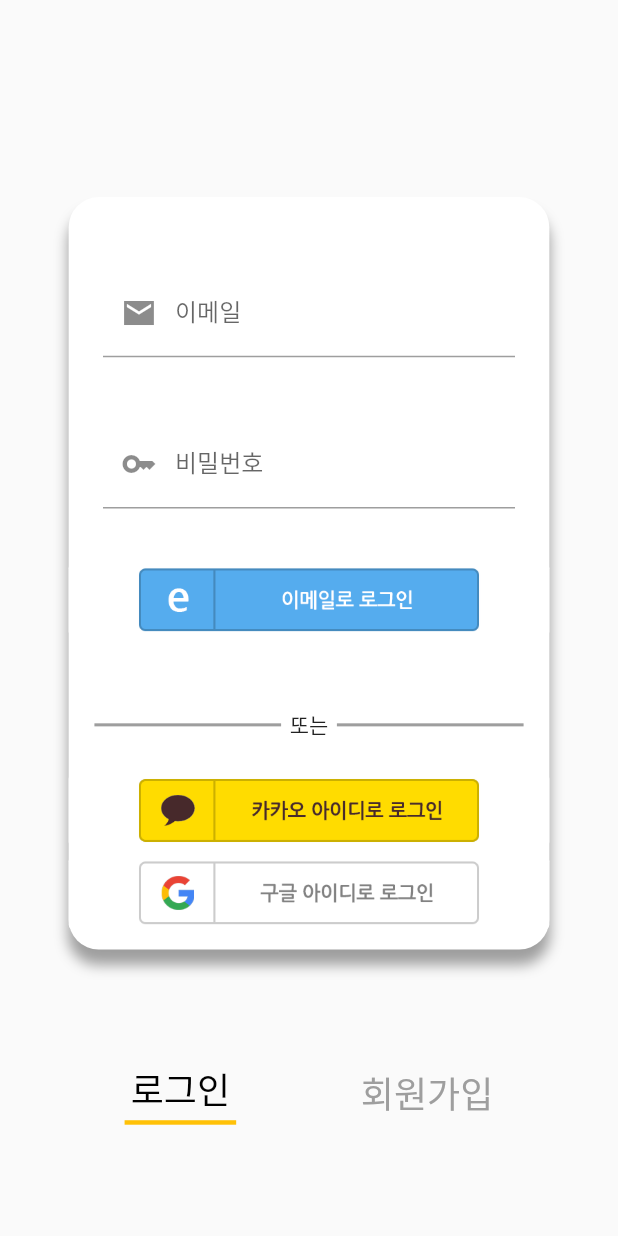
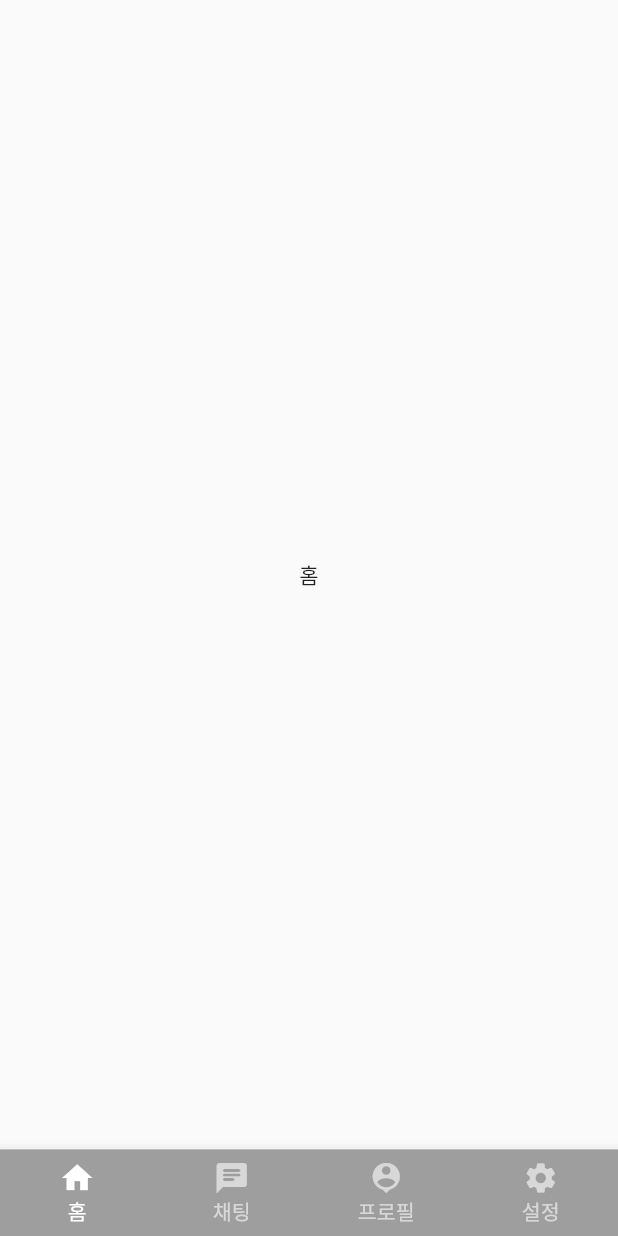
Before and after one commit to sunsu2737/stepping_stone, a Flutter app: the screen it shows after launch, on a phone screen of 412 x 824 dp. Run offline on Flutter 3.47's test engine with Material 2 defaults, Android fonts, the light colour scheme and no system bars; our stand-ins replace flutter_screenutil.

Commit message:
홈스크린 기본셋팅

```diff
--- a/lib/main.dart
+++ b/lib/main.dart
@@ -1,5 +1,6 @@
 import 'package:flutter/material.dart';
 import 'package:flutter_screenutil/flutter_screenutil.dart';
+import 'package:stepping_stone_app/screens/home_screen.dart';
 import 'package:stepping_stone_app/screens/login_screen.dart';
 
 void main() {
@@ -17,9 +18,10 @@ class MyApp extends StatelessWidget {
       builder: (context, child) => MaterialApp(
         title: 'Stepping Ston',
         theme: ThemeData(primarySwatch: Colors.grey),
-        initialRoute: '/login',
+        initialRoute: '/home',
         routes: {
           '/login': (context) => LoginScreen(),
+          '/home':(context) => HomeScreen()
         },
       ),
     );
--- /dev/null
+++ b/lib/screens/home_screen.dart
@@ -0,0 +1,69 @@
+import 'package:flutter/material.dart';
+import 'package:flutter_screenutil/flutter_screenutil.dart';
+import 'package:stepping_stone_app/tabs/chatting_tab.dart';
+import 'package:stepping_stone_app/tabs/home_tab.dart';
+import 'package:stepping_stone_app/tabs/profile_tab.dart';
+import 'package:stepping_stone_app/tabs/setting_tab.dart';
+
+class HomeScreen extends StatefulWidget {
+  const HomeScreen({Key? key}) : super(key: key);
+
+  @override
+  _HomeScreenState createState() => _HomeScreenState();
+}
+
+class _HomeScreenState extends State<HomeScreen> {
+  int _index = 0;
+  final _tabs = [
+    HomeTab(),
+    ChattingTab(),
+    ProfileTab(),
+    SettingTab()
+  ];
+  @override
+  Widget build(BuildContext context) {
+    return Scaffold(
+      appBar: null,
+      bottomNavigationBar: BottomNavigationBar(
+        type: BottomNavigationBarType.fixed,
+        currentIndex: _index,
+        backgroundColor: Colors.grey,
+        selectedItemColor: Colors.white,
+        unselectedItemColor: Colors.white.withOpacity(.60),
+        selectedFontSize: 12.sp,
+        unselectedFontSize: 12.sp,
+        onTap: (value) {
+          _index = value;
+          setState(() {});
+        },
+        items: [
+          BottomNavigationBarItem(
+            icon: Icon(
+              Icons.home,
+            ),
+            label: "홈",
+          ),
+          BottomNavigationBarItem(
+            icon: Icon(
+              Icons.chat_rounded,
+            ),
+            label: "채팅",
+          ),
+          BottomNavigationBarItem(
+            icon: Icon(
+              Icons.person_pin,
+            ),
+            label: "프로필",
+          ),
+          BottomNavigationBarItem(
+            icon: Icon(
+              Icons.settings,
+            ),
+            label: "설정",
+          ),
+        ],
+      ),
+      body: _tabs[_index],
+    );
+  }
+}
--- a/lib/screens/login_screen.dart
+++ b/lib/screens/login_screen.dart
@@ -35,7 +35,7 @@ class _LoginScreenState extends State<LoginScreen> {
                 BoxShadow(
                   color: Colors.grey,
                   blurRadius: 7,
-                  offset: Offset(0, 10), // changes position of shadow
+                  offset: Offset(0, 10),
                 )
               ],
             ),
@@ -100,10 +100,6 @@ class _LoginScreenState extends State<LoginScreen> {
     );
   }
 }
-
-// Widget getLoginTab(BuildContext context){
-//   return
-// }
 
 class LoginTab extends StatelessWidget {
   const LoginTab({super.key});
--- /dev/null
+++ b/lib/tabs/home_tab.dart
@@ -0,0 +1,12 @@
+import 'package:flutter/material.dart';
+
+class HomeTab extends StatelessWidget {
+const HomeTab({ Key? key }) : super(key: key);
+
+  @override
+  Widget build(BuildContext context){
+    return Center(
+      child: Text("홈"),
+    );
+  }
+}
```
Also changed, not shown: lib/tabs/chatting_tab.dart (added, +12 -0 lines), lib/tabs/profile_tab.dart (added, +12 -0 lines), lib/tabs/setting_tab.dart (added, +12 -0 lines), lib/models/auth_model.dart (added), lib/models/user_model.dart (added).
